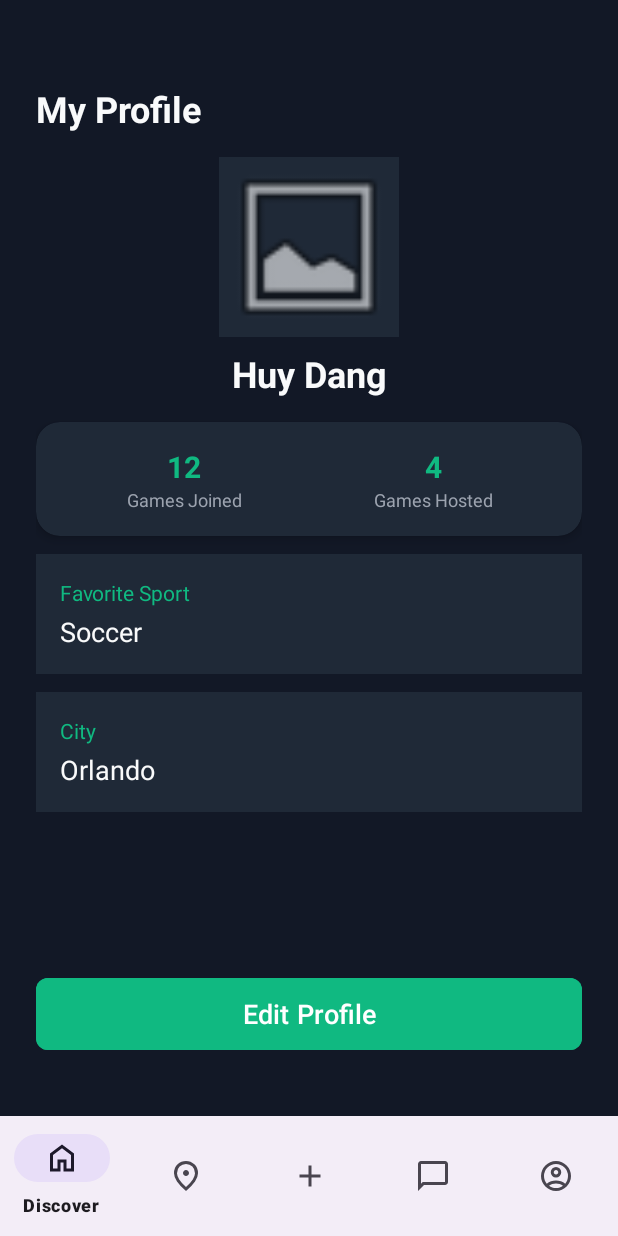
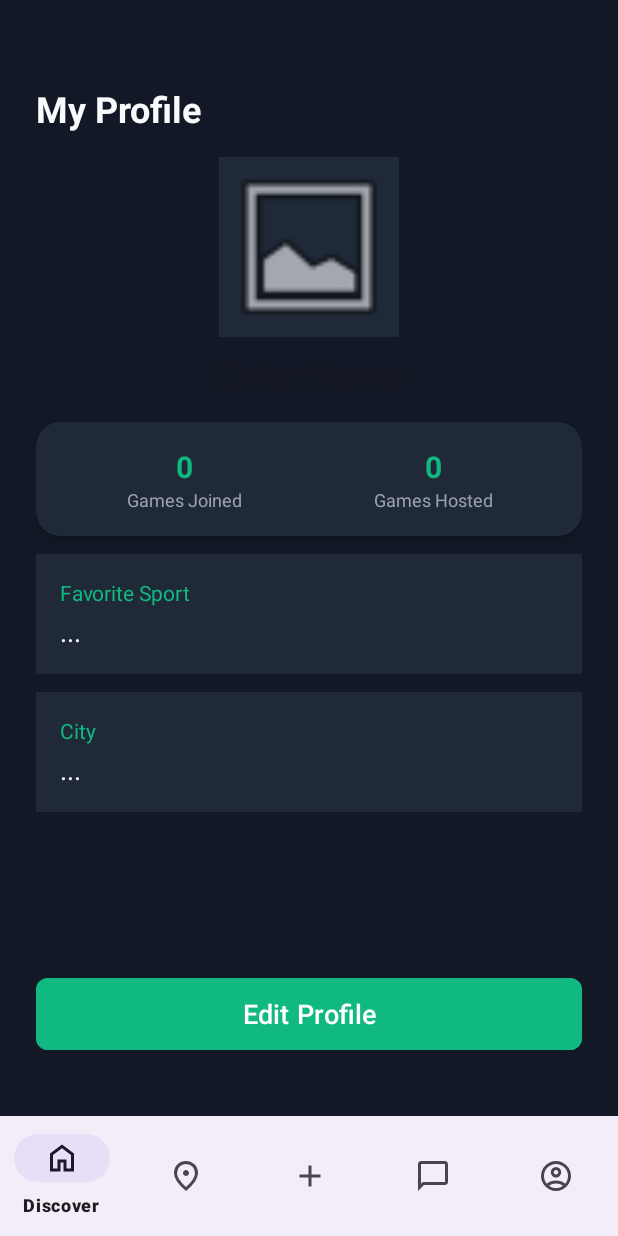
Before and after one commit to HuyDang0225/Android-Studio-App, an Android app: the fragment ProfileFragment placed in its activity, on a phone screen of 412 x 824 dp. Run offline under Robolectric (Android 15) with nearby library versions, the phone set to English and light mode, and no system bars; our stand-ins replace Firebase (no records; nobody signed in at launch, a user with empty details on screens opened directly).

Commit message:
Google login on start and firebase user save data

```diff
--- a/app/build.gradle.kts
+++ b/app/build.gradle.kts
@@ -1,6 +1,5 @@
 plugins {
     alias(libs.plugins.android.application)
-    alias(libs.plugins.google.gms.google.services)
 }
 
 android {
@@ -36,8 +35,6 @@ dependencies {
     implementation(libs.activity.ktx)
     implementation(libs.appcompat)
     implementation(libs.constraintlayout)
-    implementation(libs.firebase.firestore)
-    implementation(libs.firebase.messaging)
     implementation(libs.material)
     // Jetpack Navigation for Compose
     implementation("androidx.navigation:navigation-compose:2.8.0")
--- a/app/src/main/java/com/example/sportsconnect/MainActivity.java
+++ b/app/src/main/java/com/example/sportsconnect/MainActivity.java
@@ -49,4 +49,9 @@ public class MainActivity extends AppCompatActivity {
             return false;
         });
     }
+
+
+
+
+
 }
--- a/app/src/main/java/com/example/sportsconnect/ProfileFragment.java
+++ b/app/src/main/java/com/example/sportsconnect/ProfileFragment.java
@@ -4,15 +4,52 @@ import android.os.Bundle;
 import android.view.LayoutInflater;
 import android.view.View;
 import android.view.ViewGroup;
+import android.widget.ImageView;
+import android.widget.TextView;
+
 import androidx.annotation.NonNull;
 import androidx.annotation.Nullable;
 import androidx.fragment.app.Fragment;
 
+import com.bumptech.glide.Glide;
+import com.google.firebase.auth.FirebaseAuth;
+import com.google.firebase.firestore.FirebaseFirestore;
+
 public class ProfileFragment extends Fragment {
+
+    private TextView userName;
+    private ImageView profilePicture;
 
     @Nullable
     @Override
-    public View onCreateView(@NonNull LayoutInflater inflater, @Nullable ViewGroup container, @Nullable Bundle savedInstanceState) {
+    public View onCreateView(@NonNull LayoutInflater inflater, @Nullable ViewGroup container,
+                             @Nullable Bundle savedInstanceState) {
         return inflater.inflate(R.layout.fragment_profile, container, false);
     }
+
+    @Override
+    public void onViewCreated(@NonNull View view, @Nullable Bundle savedInstanceState) {
+        super.onViewCreated(view, savedInstanceState);
+
+        userName = view.findViewById(R.id.textUserName);
+        profilePicture = view.findViewById(R.id.img_profile_picture);
+
+        loadProfile();
+    }
+
+    private void loadProfile() {
+        String uid = FirebaseAuth.getInstance().getCurrentUser().getUid();
+
+        FirebaseFirestore.getInstance()
+                .collection("users").document(uid).get()
+                .addOnSuccessListener(doc -> {
+                    if (!isAdded()) return;   // user left this screen before data arrived
+
+                    User user = doc.toObject(User.class);
+                    if (user == null) return;
+
+                    userName.setText(user.getName());
+                    Glide.with(this).load(user.getPhotoUrl()).into(profilePicture);
+                });
+    }
 }
--- a/app/src/main/res/layout/fragment_profile.xml
+++ b/app/src/main/res/layout/fragment_profile.xml
@@ -35,14 +35,13 @@
 
     <!-- Username Input -->
     <EditText
-        android:id="@+id/edittext_user_name"
+        android:id="@+id/textUserName"
         android:layout_width="wrap_content"
         android:layout_height="wrap_content"
         android:layout_marginTop="8dp"
         android:background="@android:color/transparent"
         android:hint="Enter Name"
         android:inputType="textPersonName"
-        android:text="Huy Dang"
         android:textAlignment="center"
         android:textColor="#F9FAFB"
         android:textSize="24sp"
@@ -62,7 +61,7 @@
         app:cardElevation="4dp"
         app:layout_constraintEnd_toEndOf="parent"
         app:layout_constraintStart_toStartOf="parent"
-        app:layout_constraintTop_toBottomOf="@id/edittext_user_name">
+        app:layout_constraintTop_toBottomOf="@id/textUserName">
 
         <LinearLayout
             android:layout_width="match_parent"
@@ -81,7 +80,7 @@
                 <TextView
                     android:layout_width="wrap_content"
                     android:layout_height="wrap_content"
-                    android:text="12"
+                    android:text="0"
                     android:textColor="#10B981"
                     android:textSize="20sp"
                     android:textStyle="bold" />
@@ -104,7 +103,7 @@
                 <TextView
                     android:layout_width="wrap_content"
                     android:layout_height="wrap_content"
-                    android:text="4"
+                    android:text="0"
                     android:textColor="#10B981"
                     android:textSize="20sp"
                     android:textStyle="bold" />
@@ -133,6 +132,7 @@
         app:layout_constraintTop_toBottomOf="@id/cardStats">
 
         <TextView
+            android:id="@+id/textFavoriteSport"
             android:layout_width="wrap_content"
             android:layout_height="wrap_content"
             android:text="Favorite Sport"
@@ -140,11 +140,11 @@
             android:textSize="14sp" />
 
         <TextView
-            android:id="@+id/text_favorite_sport"
+            android:id="@+id/textFavoriteSportInput"
             android:layout_width="wrap_content"
             android:layout_height="wrap_content"
             android:layout_marginTop="4dp"
-            android:text="Soccer"
+            android:text="..."
             android:textColor="#F9FAFB"
             android:textSize="18sp" />
     </LinearLayout>
@@ -174,14 +174,14 @@
             android:layout_width="wrap_content"
             android:layout_height="wrap_content"
             android:layout_marginTop="4dp"
-            android:text="Orlando"
+            android:text="..."
             android:textColor="#F9FAFB"
             android:textSize="18sp" />
     </LinearLayout>
 
     <!-- Edit Profile Button pinned at bottom -->
     <Button
-        android:id="@+id/btn_edit_profile"
+        android:id="@+id/buttonEditProfile"
         android:layout_width="0dp"
         android:layout_height="wrap_content"
         android:layout_marginBottom="16dp"
--- a/app/src/main/res/values/strings.xml
+++ b/app/src/main/res/values/strings.xml
@@ -1,3 +1,4 @@
 <resources>
     <string name="app_name">SportsConnect</string>
+    <string name="default_web_client_id">your_web_client_id_here</string>
 </resources>
--- a/gradle/libs.versions.toml
+++ b/gradle/libs.versions.toml
@@ -8,9 +8,6 @@ material = "1.10.0"
 activityKtx = "1.8.0"
 constraintlayout = "2.1.4"
 recyclerview = "1.4.0"
-googleGmsGoogleServices = "4.6.0"
-firebaseFirestore = "27.2.0"
-firebaseMessaging = "26.0.2"
 
 [libraries]
 junit = { group = "junit", name = "junit", version.ref = "junit" }
@@ -21,9 +18,6 @@ material = { group = "com.google.android.material", name = "material", version.r
 activity-ktx = { group = "androidx.activity", name = "activity-ktx", version.ref = "activityKtx" }
 constraintlayout = { group = "androidx.constraintlayout", name = "constraintlayout", version.ref = "constraintlayout" }
 recyclerview = { group = "androidx.recyclerview", name = "recyclerview", version.ref = "recyclerview" }
-firebase-firestore = { group = "com.google.firebase", name = "firebase-firestore", version.ref = "firebaseFirestore" }
-firebase-messaging = { group = "com.google.firebase", name = "firebase-messaging", version.ref = "firebaseMessaging" }
 
 [plugins]
 android-application = { id = "com.android.application", version.ref = "agp" }
-google-gms-google-services = { id = "com.google.gms.google-services", version.ref = "googleGmsGoogleServices" }
```
Also changed, not shown: app/src/main/AndroidManifest.xml (+8 -2 lines), app/src/main/java/com/example/sportsconnect/LoginActivity.java (added, +128 -0 lines), app/src/main/java/com/example/sportsconnect/User.java (added, +31 -0 lines), app/src/main/res/layout/activity_login.xml (added, +35 -0 lines).
